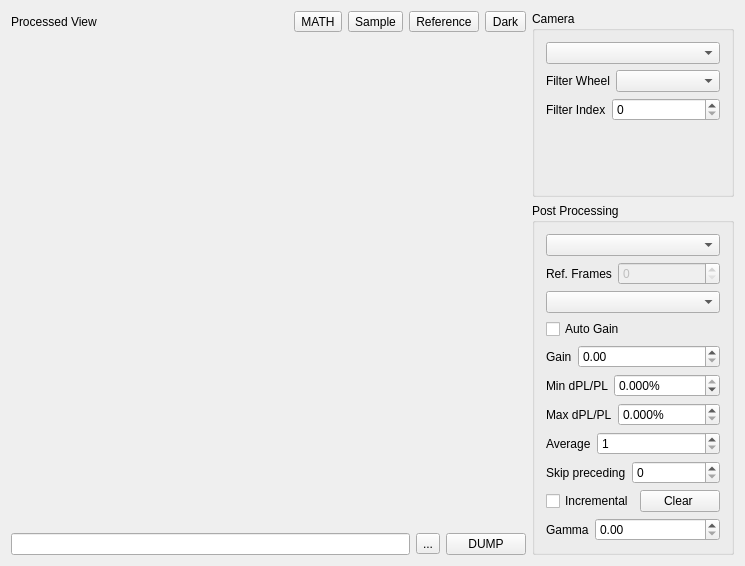
Above: modules/optics/odmrimagingform.ui from northriv/KAME before the change. Below: the same form after it.
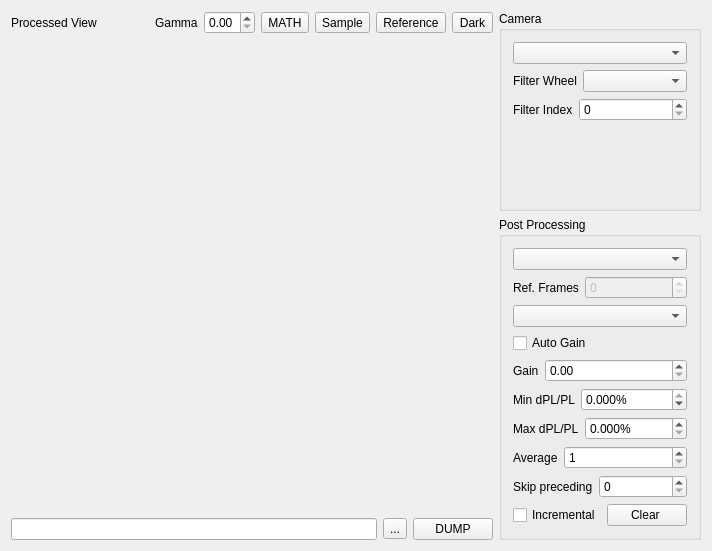
That is the form after the change. Custom widgets are drawn as their Qt base class.

What changed in the file:
```diff
--- a/modules/optics/odmrimagingform.ui
+++ b/modules/optics/odmrimagingform.ui
@@ -6,8 +6,8 @@
    <rect>
     <x>0</x>
     <y>0</y>
-    <width>745</width>
-    <height>566</height>
+    <width>712</width>
+    <height>551</height>
    </rect>
   </property>
   <property name="windowTitle">
@@ -35,6 +35,36 @@
           </property>
          </widget>
         </item>
+        <item>
+         <layout class="QHBoxLayout" name="horizontalLayout_10">
+          <item>
+           <widget class="QLabel" name="textLabel1_2_5_3_3_12">
+            <property name="sizePolicy">
+             <sizepolicy hsizetype="Fixed" vsizetype="Preferred">
+              <horstretch>0</horstretch>
+              <verstretch>0</verstretch>
+             </sizepolicy>
+            </property>
+            <property name="text">
+             <string>Gamma</string>
+            </property>
+            <property name="wordWrap">
+             <bool>false</bool>
+            </property>
+           </widget>
+          </item>
+          <item>
+           <widget class="QDoubleSpinBox" name="m_dblGamma">
+            <property name="maximum">
+             <double>5.000000000000000</double>
+            </property>
+            <property name="singleStep">
+             <double>0.100000000000000</double>
+            </property>
+           </widget>
+          </item>
+         </layout>
+        </item>
         <item>
          <widget class="QToolButton" name="m_tbMathMenu">
           <property name="text">
@@ -356,36 +386,6 @@
          </item>
         </layout>
        </item>
-       <item>
-        <layout class="QHBoxLayout" name="horizontalLayout_10">
-         <item>
-          <widget class="QLabel" name="textLabel1_2_5_3_3_12">
-           <property name="sizePolicy">
-            <sizepolicy hsizetype="Fixed" vsizetype="Preferred">
-             <horstretch>0</horstretch>
-             <verstretch>0</verstretch>
-            </sizepolicy>
-           </property>
-           <property name="text">
-            <string>Gamma</string>
-           </property>
-           <property name="wordWrap">
-            <bool>false</bool>
-           </property>
-          </widget>
-         </item>
-         <item>
-          <widget class="QDoubleSpinBox" name="m_dblGamma">
-           <property name="maximum">
-            <double>5.000000000000000</double>
-           </property>
-           <property name="singleStep">
-            <double>0.100000000000000</double>
-           </property>
-          </widget>
-         </item>
-        </layout>
-       </item>
       </layout>
      </widget>
     </item>
```
